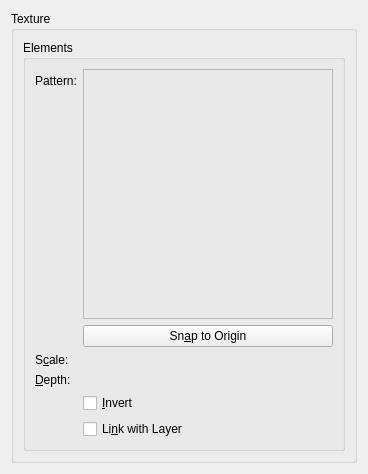
Above: libs/ui/layerstyles/wdgTexture.ui from KDE/krita before the change. Below: the same form after it.
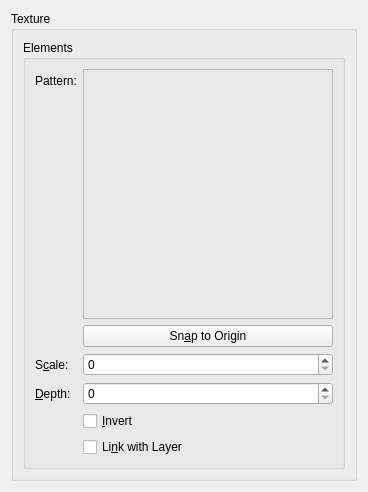
That is the form after the change. Custom widgets are drawn as their Qt base class.

Commit message:
ui: Fix Designer not rendering KisSliderSpinBox as QSpinBox
Part-of: <https://invent.kde.org/graphics/krita/-/merge_requests/1742>

What changed in the file:
```diff
--- a/libs/ui/layerstyles/wdgTexture.ui
+++ b/libs/ui/layerstyles/wdgTexture.ui
@@ -158,7 +158,7 @@
  <customwidgets>
   <customwidget>
    <class>KisSliderSpinBox</class>
-   <extends>QWidget</extends>
+   <extends>QSpinBox</extends>
    <header location="global">kis_slider_spin_box.h</header>
    <container>1</container>
   </customwidget>
```
The commit also changes 45 other files.
